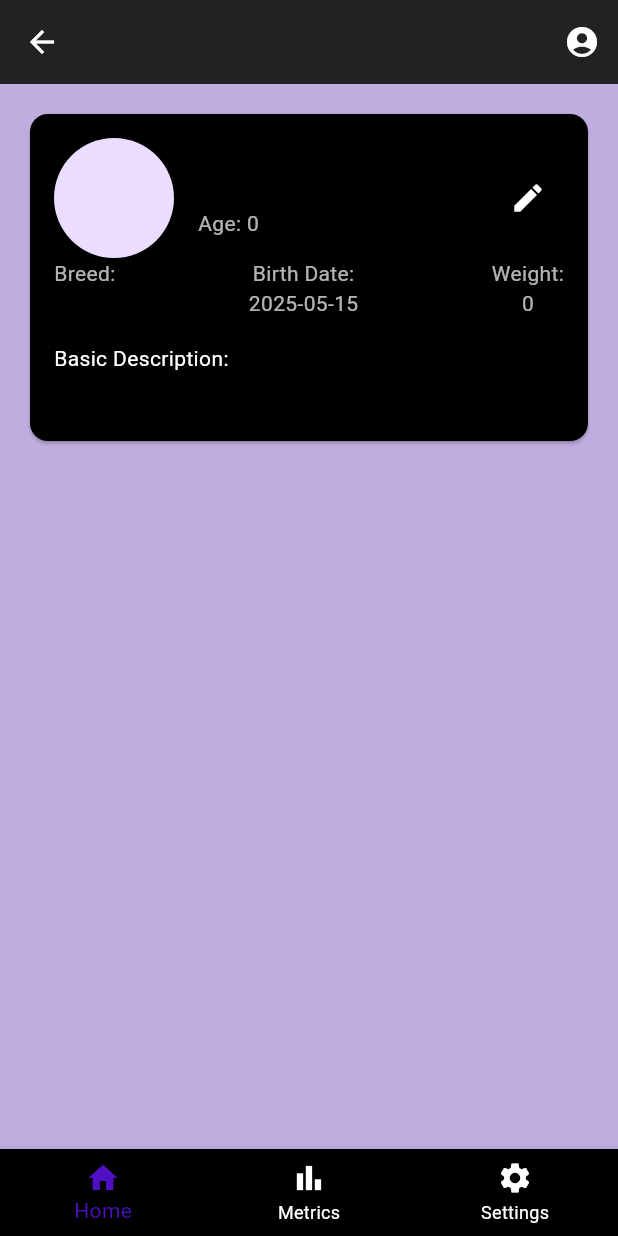
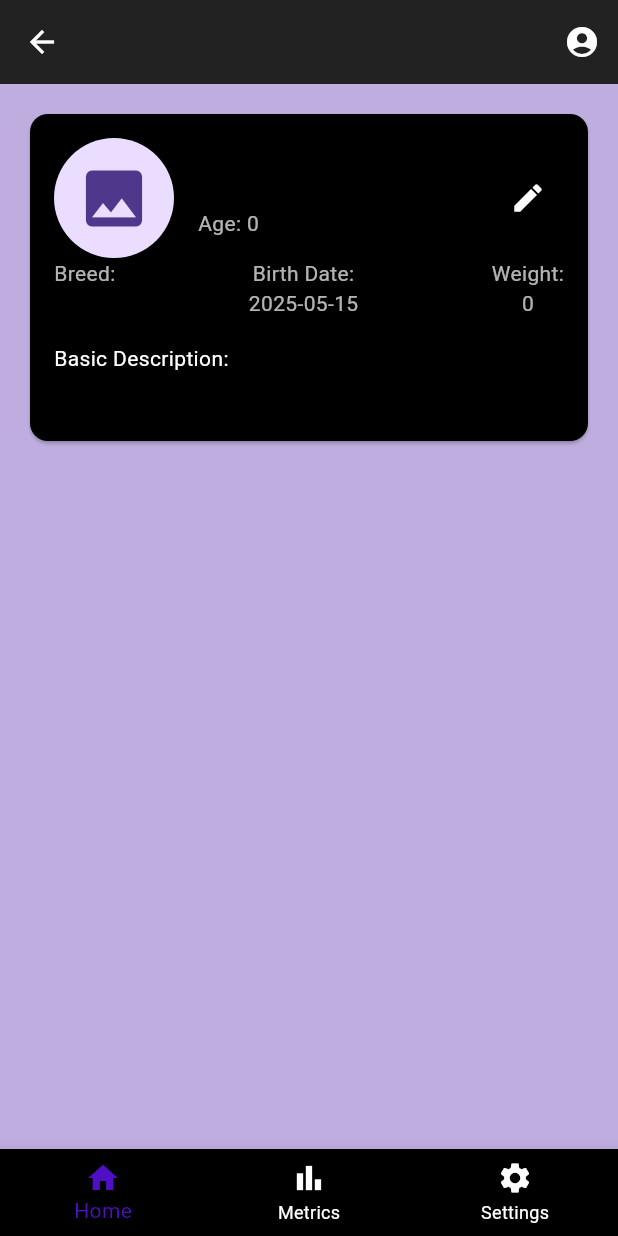
Before and after one commit to SuperMouse101/catlogger, a Flutter app: the MyCatPage screen opened directly with empty values, on a phone screen of 412 x 824 dp. Run offline on Flutter 3.47's test engine with Material 3 defaults, Android fonts, the phone set to English and light mode, and no system bars; our stand-ins replace cloud_firestore, firebase_auth, firebase_core, go_router, image_picker; accounts and stored records are empty; generated files the repository leaves out were written again.

Commit message:
updated look of an empty cat avatar

```diff
--- a/lib/cat.dart
+++ b/lib/cat.dart
@@ -133,6 +133,7 @@ class _MyCatPageState extends State<MyCatPage> {
                       child: CircleAvatar(
                         radius: 40,
                         foregroundImage: _image != null ? FileImage(_image!) : null,
+                        child: _image == null ? const Icon(Icons.photo, size: 50) : null,
                       ),
                     ),
                     const SizedBox(width: 16.0),
--- a/lib/home.dart
+++ b/lib/home.dart
@@ -116,6 +116,7 @@ class _MyHomePageState extends State<MyHomePage> {
                       child: CircleAvatar(
                         radius: 40,
                         foregroundImage: _image != null ? FileImage(_image!) : null,
+                        child: _image == null ? const Icon(Icons.photo, size: 50) : null,
                       ),
                     ),
                     const SizedBox(width: 6),
```
